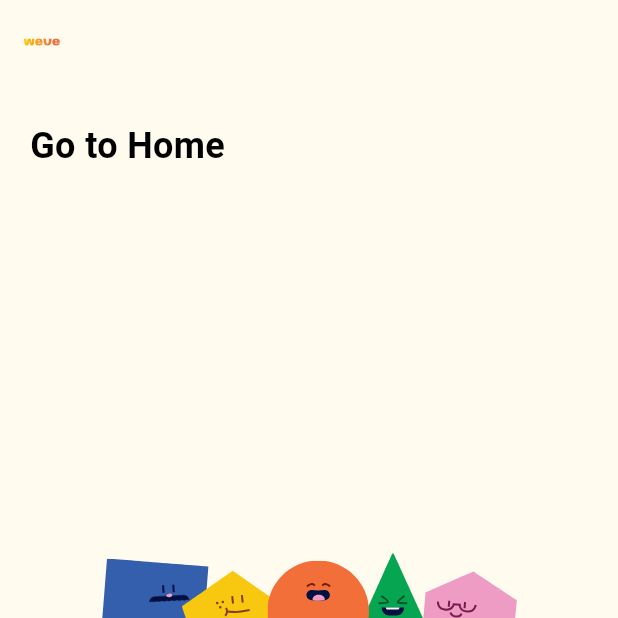
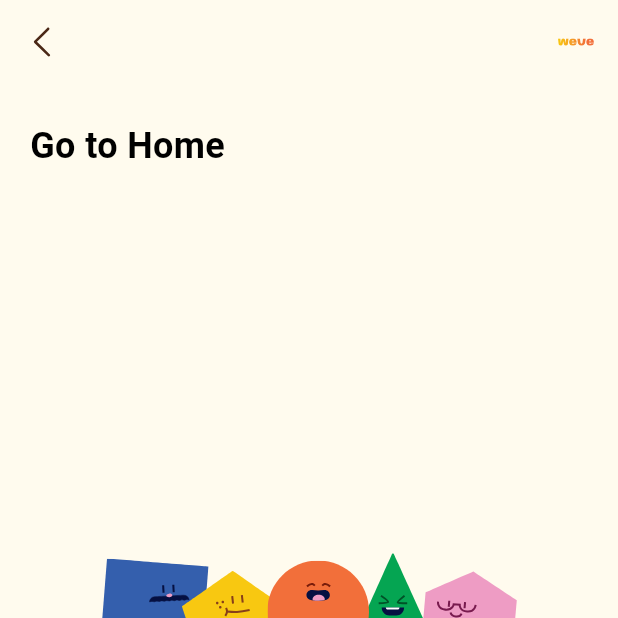
Before and after one commit to gdsc-ssu/gdgoc-weve-client, a Flutter app: the JuniorSuccessScreen screen opened directly, on a phone screen of 412 x 824 dp, the top half of it. Run offline on Flutter 3.47's test engine with Material 3 defaults, Android fonts, the phone set to English and light mode, and no system bars; our stand-ins replace audioplayers, flutter_riverpod, flutter_svg, fluttertoast, lottie, permission_handler and 1 more; Roboto replaces fonts that are missing (Pretendard).

Commit message:
refactor: 헤더 백버튼 사라지는 문제, 헤더에 로고 나올경우 오른쪽 끝에 배치 고정

```diff
--- a/lib/commons/widgets/header/view/header_widget.dart
+++ b/lib/commons/widgets/header/view/header_widget.dart
@@ -25,55 +25,37 @@ class HeaderWidget extends ConsumerWidget implements PreferredSizeWidget {
   @override
   Widget build(BuildContext context, WidgetRef ref) {
     final config = ref.watch(headerProvider);
-    final bool hasTitle = config.title != null;
-    final bool hasLogo = config.showLogo;
+    final hasTitle = config.title != null;
 
     return AppBar(
       backgroundColor: WeveColor.bg.bg1,
       elevation: 0,
-      automaticallyImplyLeading: false, // 자동으로 백버튼을 표시하지 않도록 설정
-      centerTitle: !hasTitle || !hasLogo,
-      title: hasTitle && hasLogo
-          ? Row(
-              children: [
-                Expanded(
-                  child: Align(
-                    alignment: Alignment.centerLeft,
-                    child: Text(
-                      config.title!,
-                      style: _getFont(config.type),
-                    ),
-                  ),
-                ),
-                Align(
-                  alignment: Alignment.centerRight,
-                  child: CustomIcons.getIcon(CustomIcons.logo),
-                ),
-              ],
+      automaticallyImplyLeading: false,
+      leading: config.showBackButton
+          ? IconButton(
+              icon: CustomIcons.getIcon(CustomIcons.headerLeftArrow),
+              onPressed: () => Navigator.pop(context),
             )
-          : hasLogo
-              ? config.type == HeaderType.backLogo2
-                  ? Row(
-                      children: [
-                        CustomIcons.getIcon(CustomIcons.logo),
-                        const Spacer(),
-                      ],
-                    )
-                  : CustomIcons.getIcon(CustomIcons.logo)
-              : hasTitle
+          : null,
+      centerTitle: true,
+      title: hasTitle
           ? Text(
               config.title!,
               style: _getFont(config.type),
             )
           : null,
-      actions: config.showCancelButton
-          ? [
+      actions: [
+        if (config.showLogo)
+          Padding(
+            padding: const EdgeInsets.only(right: 16),
+            child: CustomIcons.getIcon(CustomIcons.logo),
+          ),
+        if (config.showCancelButton)
           IconButton(
             icon: CustomIcons.getIcon(CustomIcons.headerCancel),
-                onPressed: () {},
+            onPressed: () => Navigator.pop(context),
           ),
-            ]
-          : null,
+      ],
     );
   }
 
--- a/lib/commons/widgets/senior/input_profile/view/question_box.dart
+++ b/lib/commons/widgets/senior/input_profile/view/question_box.dart
@@ -20,7 +20,10 @@ class QuestionBox extends StatelessWidget {
     return Row(
       crossAxisAlignment: CrossAxisAlignment.start,
       children: [
-        SoundPlayerButton(audioUrl: audioUrl),
+        SoundPlayerButton(
+          audioUrl: audioUrl,
+          text: text,
+        ),
         SizedBox(width: 12),
         SizedBox(
           height: gap,
```
Also changed, not shown: lib/commons/widgets/senior/button/view/soundplayer_button.dart (+28 -4 lines), lib/commons/widgets/senior/header/view/JuniorWorryProfileHeader.dart (added, +48 -0 lines), lib/features/senior/presentation/views/home/senior_home_screen.dart (+7 -1 lines), lib/features/senior/presentation/views/worries/senior_worry_detail.dart (added, +86 -0 lines). Lines whose indentation alone changed are shown as unchanged.
